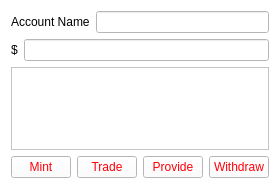
This is AccountListWidgetItem.ui in LiquidityProtocol/AMM-Simulator as Qt 5 draws it before an edit. The edited form follows.
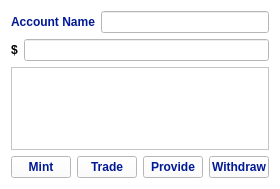
This is the edited form.

What changed in the file:
```diff
--- a/AccountListWidgetItem.ui
+++ b/AccountListWidgetItem.ui
@@ -27,8 +27,13 @@
     <layout class="QHBoxLayout" name="horizontalLayout_2">
      <item>
       <widget class="QLabel" name="label_2">
+       <property name="font">
+        <font>
+         <bold>true</bold>
+        </font>
+       </property>
        <property name="styleSheet">
-        <string notr="true"/>
+        <string notr="true">color: rgb(1, 25, 147); </string>
        </property>
        <property name="text">
         <string>Account Name</string>
@@ -60,6 +65,11 @@
     <layout class="QHBoxLayout" name="horizontalLayout">
      <item>
       <widget class="QLabel" name="label">
+       <property name="font">
+        <font>
+         <bold>true</bold>
+        </font>
+       </property>
        <property name="styleSheet">
         <string notr="true"/>
        </property>
@@ -103,8 +113,14 @@
     <layout class="QHBoxLayout" name="horizontalLayout_3">
      <item>
       <widget class="QPushButton" name="mint_pushButton">
+       <property name="font">
+        <font>
+         <italic>false</italic>
+         <bold>true</bold>
+        </font>
+       </property>
        <property name="styleSheet">
-        <string notr="true">color: rgb(255, 0, 8);</string>
+        <string notr="true">color: rgb(1, 25, 147); </string>
        </property>
        <property name="text">
         <string>Mint</string>
@@ -113,8 +129,13 @@
      </item>
      <item>
       <widget class="QPushButton" name="trade_pushButton">
+       <property name="font">
+        <font>
+         <bold>true</bold>
+        </font>
+       </property>
        <property name="styleSheet">
-        <string notr="true">color: rgb(255, 0, 8);</string>
+        <string notr="true">color: rgb(1, 25, 147); </string>
        </property>
        <property name="text">
         <string>Trade</string>
@@ -123,8 +144,13 @@
      </item>
      <item>
       <widget class="QPushButton" name="provide_pushButton">
+       <property name="font">
+        <font>
+         <bold>true</bold>
+        </font>
+       </property>
        <property name="styleSheet">
-        <string notr="true">color: rgb(255, 0, 8);</string>
+        <string notr="true">color: rgb(1, 25, 147); </string>
        </property>
        <property name="text">
         <string>Provide</string>
@@ -133,8 +159,13 @@
      </item>
      <item>
       <widget class="QPushButton" name="withdraw_pushButton">
+       <property name="font">
+        <font>
+         <bold>true</bold>
+        </font>
+       </property>
        <property name="styleSheet">
-        <string notr="true">color: rgb(255, 0, 8);</string>
+        <string notr="true">color: rgb(1, 25, 147); </string>
        </property>
        <property name="text">
         <string>Withdraw</string>
```
